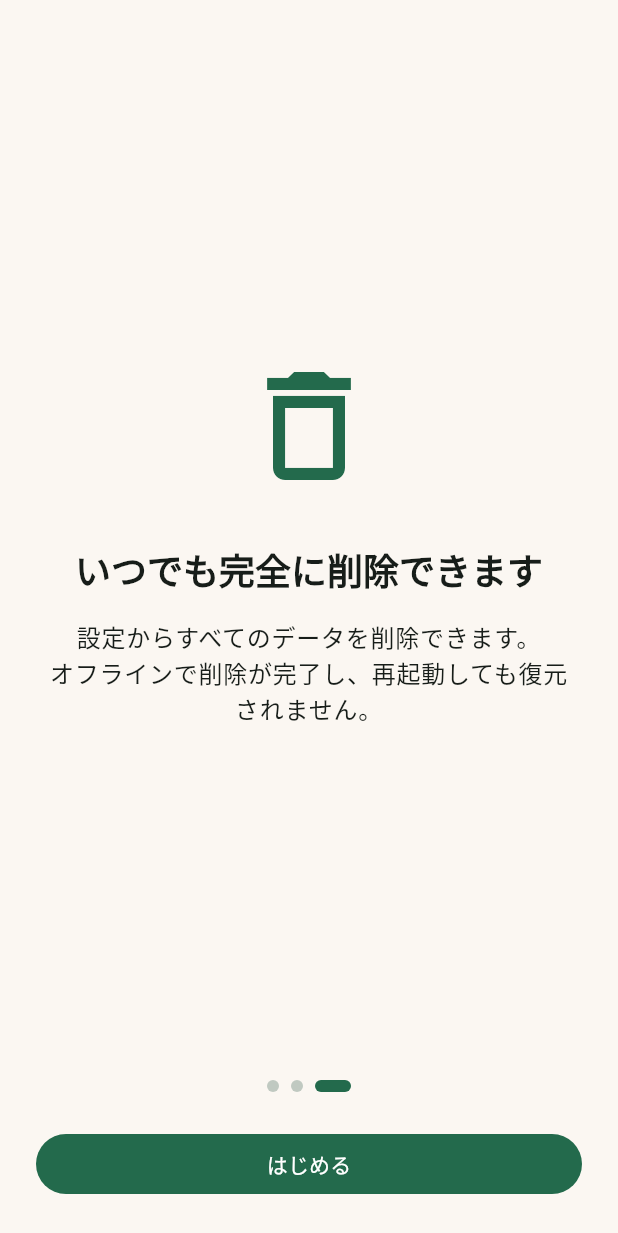
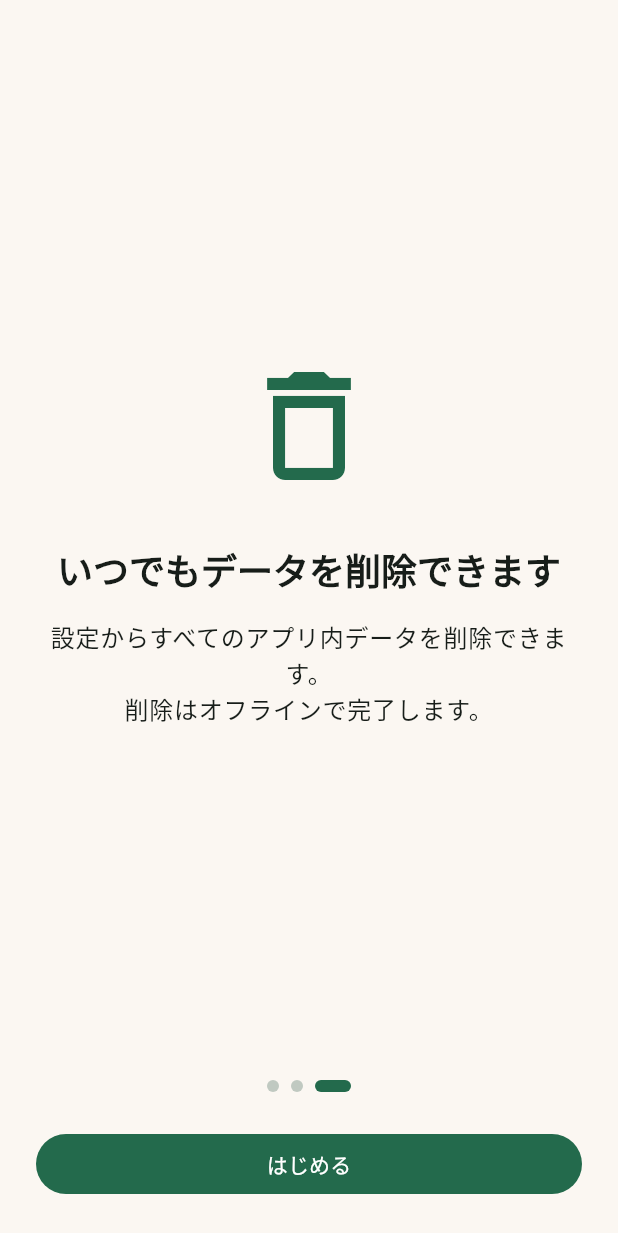
Before and after one commit to kaenozu/kurashilog, a Flutter app: the screen it shows after launch, swiped to page 3, on a phone screen of 412 x 824 dp. Shown: the top 1233 px of the screen. Run offline on Flutter 3.47's test engine with Material 3 defaults, Android fonts, the phone set to English and light mode, and no system bars; our stand-ins replace drift, flutter_riverpod; accounts and stored records are empty; generated files the repository leaves out were written again.

Commit message:
fix: import main shell from onboarding

```diff
--- a/lib/features/onboarding/onboarding_screen.dart
+++ b/lib/features/onboarding/onboarding_screen.dart
@@ -1,6 +1,7 @@
 import 'package:flutter/material.dart';
 import 'package:flutter_riverpod/flutter_riverpod.dart';
 
+import '../../app/main_shell.dart';
 import '../../application/providers.dart';
 
 /// 初回説明（設計書 SC-01 / FR-001）。3 画面以内で説明し、開始ボタン。
@@ -19,25 +20,22 @@ class _OnboardingScreenState extends ConsumerState<OnboardingScreen> {
     _OnboardingPageData(
       icon: Icons.security,
       title: '端末内だけで処理されます',
-      body:
-          '取り込んだ位置履歴は、この端末の中だけで分析されます。\n'
+      body: '取り込んだ位置履歴は、この端末の中だけで分析されます。\n'
           'アプリはインターネットへ接続しないため、\n'
           'データが外部へ送信されることはありません。',
     ),
     _OnboardingPageData(
       icon: Icons.upload_file,
       title: '手動で書き出した JSON を使います',
-      body:
-          'Google マップのタイムラインから書き出した\n'
+      body: 'Google マップのタイムラインから書き出した\n'
           '「Records.json」をアプリに渡してください。\n'
           '書き出し方法は、アプリ内の案内から確認できます。',
     ),
     _OnboardingPageData(
       icon: Icons.delete_outline,
-      title: 'いつでも完全に削除できます',
-      body:
-          '設定からすべてのデータを削除できます。\n'
-          'オフラインで削除が完了し、再起動しても復元されません。',
+      title: 'いつでもデータを削除できます',
+      body: '設定からすべてのアプリ内データを削除できます。\n'
+          '削除はオフラインで完了します。',
     ),
   ];
 
@@ -111,9 +109,9 @@ class _OnboardingScreenState extends ConsumerState<OnboardingScreen> {
                 child: FilledButton(
                   onPressed: _page < _pages.length - 1
                       ? () => _controller.nextPage(
-                          duration: const Duration(milliseconds: 250),
-                          curve: Curves.easeOut,
-                        )
+                            duration: const Duration(milliseconds: 250),
+                            curve: Curves.easeOut,
+                          )
                       : () async {
                           await ref
                               .read(settingsUseCaseProvider)
```
